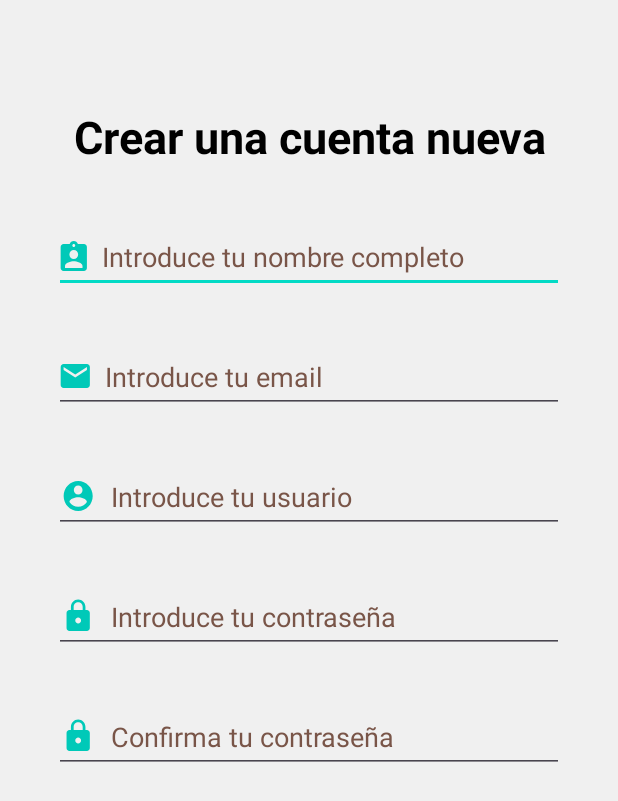
After one commit to josego16/Proyecto_PMMD, an Android app: the ActivityIntentRegister screen opened directly, with no data from a screen before it, on a phone screen of 412 x 824 dp. The commit adds this screen. Shown: the top 801 px of the screen. Run offline under Robolectric (Android 15) with nearby library versions, the phone set to English and light mode, and no system bars.

Commit message:
Version 1.0: terminado el login y registro de la app

```diff
--- /dev/null
+++ b/app/src/main/java/com/example/proyecto_pmmd/fragments/ActivityIntentRegister.kt
@@ -0,0 +1,14 @@
+package com.example.proyecto_pmmd.fragments
+
+import android.os.Bundle
+import androidx.appcompat.app.AppCompatActivity
+import com.example.proyecto_pmmd.databinding.ActivityIntentRegisterBinding
+
+class ActivityIntentRegister : AppCompatActivity() {
+    private lateinit var binding: ActivityIntentRegisterBinding
+    override fun onCreate(savedInstanceState: Bundle?) {
+        super.onCreate(savedInstanceState)
+        binding = ActivityIntentRegisterBinding.inflate(layoutInflater)
+        setContentView(binding.root)
+    }
+}
--- /dev/null
+++ b/app/src/main/res/layout/activity_intent_register.xml
@@ -0,0 +1,99 @@
+<?xml version="1.0" encoding="utf-8"?>
+<androidx.constraintlayout.widget.ConstraintLayout xmlns:android="http://schemas.android.com/apk/res/android"
+    xmlns:app="http://schemas.android.com/apk/res-auto"
+    xmlns:tools="http://schemas.android.com/tools"
+    android:layout_width="match_parent"
+    android:layout_height="match_parent"
+    android:background="@color/grey_light"
+    tools:context=".fragments.ActivityIntentRegister">
+
+    <LinearLayout
+        android:id="@+id/id_layout_fragment_register"
+        android:layout_width="match_parent"
+        android:layout_height="wrap_content"
+        android:layout_margin="20dp"
+        android:orientation="vertical"
+        app:layout_constraintBottom_toBottomOf="parent"
+        app:layout_constraintEnd_toEndOf="parent"
+        app:layout_constraintStart_toStartOf="parent"
+        app:layout_constraintTop_toTopOf="parent"
+        app:layout_constraintVertical_bias="0.1">
+
+        <TextView
+            android:id="@+id/id_text_title_register"
+            style="@style/Title"
+            android:layout_width="match_parent"
+            android:layout_height="wrap_content"
+            android:layout_gravity="center|top"
+            android:layout_margin="20dp"
+            android:gravity="center"
+            android:text="@string/text_register_title"
+            android:textSize="30sp" />
+
+        <EditText
+            android:id="@+id/id_et_full_name_register"
+            android:layout_width="match_parent"
+            android:layout_height="wrap_content"
+            android:layout_margin="16dp"
+            android:autofillHints=""
+            android:drawableStart="@drawable/ic_account"
+            android:drawablePadding="10dp"
+            android:hint="@string/edit_text_fullname_register"
+            android:inputType="text"
+            android:maxLines="1"
+            android:minHeight="48dp"
+            android:textColorHint="#795548" />
+
+        <EditText
+            android:id="@+id/id_et_email_register"
+            android:layout_width="match_parent"
+            android:layout_height="wrap_content"
+            android:layout_margin="16dp"
+            android:autofillHints="emailAddress"
+            android:drawableStart="@drawable/ic_email"
+            android:drawablePadding="10dp"
+            android:hint="@string/edit_text_email_register"
+            android:inputType="textEmailAddress"
+            android:minHeight="48dp"
+            android:textColorHint="#795548" />
+
+        <EditText
+            android:id="@+id/id_et_username_register"
+            android:layout_width="match_parent"
+            android:layout_height="wrap_content"
+            android:layout_margin="16dp"
+            android:autofillHints="emailAddress"
+            android:drawableStart="@drawable/ic_circle_account"
+            android:drawablePadding="10dp"
+            android:hint="@string/edit_text_username_register"
+            android:inputType="textEmailAddress"
+            android:minHeight="48dp"
+            android:textColorHint="#795548" />
+
+        <EditText
+            android:id="@+id/id_et_password_register"
+            android:layout_width="match_parent"
+            android:layout_height="wrap_content"
+            android:layout_margin="16dp"
+            android:autofillHints="password"
+            android:drawableStart="@drawable/ic_lock"
+            android:drawablePadding="10dp"
+            android:hint="@string/edit_text_password_register"
+            android:inputType="textPassword"
+            android:minHeight="48dp"
+            android:textColorHint="#795548" />
+
+        <EditText
+            android:id="@+id/id_et_confirm_password_register"
+            android:layout_width="match_parent"
+            android:layout_height="wrap_content"
+            android:layout_margin="16dp"
+            android:autofillHints="password"
+            android:drawableStart="@drawable/ic_lock"
+            android:drawablePadding="10dp"
+            android:hint="@string/edit_text_confirm_password_register"
+            android:inputType="textPassword"
+            android:minHeight="48dp"
+            android:textColorHint="#795548" />
+    </LinearLayout>
+</androidx.constraintlayout.widget.ConstraintLayout>
--- a/app/src/main/res/values/strings.xml
+++ b/app/src/main/res/values/strings.xml
@@ -2,6 +2,17 @@
     <string name="app_name">Proyecto_PMMD</string>
     <string name="text_started_title">BIENVENIDO.</string>
     <string name="description_img">imagen login</string>
+    <!--Login fragment-->
+    <string name="text_login_title">Iniciar Sesion.</string>
+    <string name="edit_text_username_login">Introduce tu email o usuario</string>
+    <string name="edit_text_password_login">Introduce tu contraseña</string>
+    <string name="text_btn_login">Login</string>
+    <!--Register fragment-->
+    <string name="text_register_title">Crear una cuenta nueva</string>
     <string name="text_btn_register">REGISTRARSE</string>
-    <string name="text_btn_login">Login</string>
+    <string name="edit_text_fullname_register">Introduce tu nombre completo</string>
+    <string name="edit_text_email_register">Introduce tu email</string>
+    <string name="edit_text_username_register">Introduce tu usuario</string>
+    <string name="edit_text_password_register">Introduce tu contraseña</string>
+    <string name="edit_text_confirm_password_register">Confirma tu contraseña</string>
 </resources>
--- a/app/src/main/res/values/themes.xml
+++ b/app/src/main/res/values/themes.xml
@@ -21,4 +21,18 @@
         <item name="android:textSize">15sp</item>
         <item name="android:textStyle">bold</item>
     </style>
+
+    <style name="ButtonGreen">
+        <item name="android:background">@drawable/bg_btn</item>
+        <item name="android:backgroundTint">@color/primary_color</item>
+        <item name="android:textColor">@color/white</item>
+        <item name="android:textSize">15sp</item>
+        <item name="android:textStyle">bold</item>
+    </style>
+
+    <style name="Title">
+        <item name="android:textColor">@color/black</item>
+        <item name="android:textSize">24sp</item>
+        <item name="android:textStyle">bold</item>
+    </style>
 </resources>
```
Also changed, not shown: app/src/main/AndroidManifest.xml (+9 -3 lines), app/src/main/java/com/example/proyecto_pmmd/LoginActivity.kt (+12 -1 lines), app/src/main/java/com/example/proyecto_pmmd/MainActivity.kt (+16 -2 lines), app/src/main/java/com/example/proyecto_pmmd/controller/Controller.kt (+62 -1 lines), app/src/main/java/com/example/proyecto_pmmd/dialogues/DialogLogin.kt (+49 -1 lines), app/src/main/java/com/example/proyecto_pmmd/dialogues/DialogRegister.kt (+55 -1 lines), app/src/main/java/com/example/proyecto_pmmd/fragments/ActivityIntentLogin.kt (added, +14 -0 lines), app/src/main/java/com/example/proyecto_pmmd/interfaces/OnLoginInterface.kt (added, +8 -0 lines), app/src/main/java/com/example/proyecto_pmmd/interfaces/OnRegisterInterface.kt (added, +8 -0 lines), app/src/main/res/layout/activity_intent_login.xml (added, +60 -0 lines), app/src/main/res/layout/activity_login.xml (+7 -4 lines), app/src/main/res/layout/activity_main.xml (+0 -9 lines).
